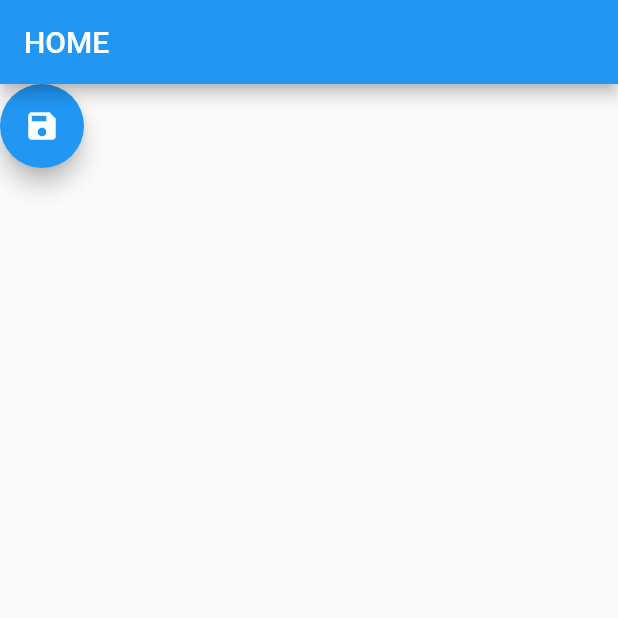
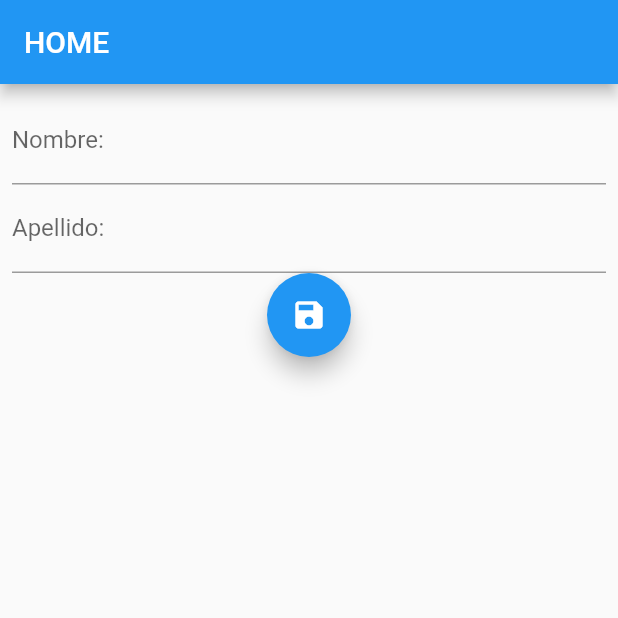
Before and after one commit to 1NE0/practicaFlutter, a Flutter app: the screen it shows after launch, on a phone screen of 412 x 824 dp, the top half of it. Run offline on Flutter 3.47's test engine with Material 2 defaults, Android fonts, the phone set to English and light mode, and no system bars.

Commit message:
agregando formularios con controladores

```diff
--- a/lib/screens/home.dart
+++ b/lib/screens/home.dart
@@ -1,8 +1,16 @@
 import 'package:flutter/material.dart';
 import 'package:myapp/screens/second_page.dart';
 
-class home extends StatelessWidget {
+class home extends StatefulWidget {
   const home({Key? key}) : super(key: key);
+
+  @override
+  _homeState createState() => _homeState();
+}
+
+class _homeState extends State<home> {
+  var nameTextController = TextEditingController();
+  var lastNameTextController = TextEditingController();
 
   @override
   Widget build(BuildContext context) {
@@ -10,14 +18,31 @@ class home extends StatelessWidget {
       appBar: AppBar(
         title: Text("HOME"),
       ),
-      body: FloatingActionButton(
+      body: Padding(
+        padding: const EdgeInsets.all(8.0),
+        child: Column(
+          children: [
+            TextField(
+              decoration: InputDecoration(labelText: "Nombre:"),
+              controller: nameTextController,
+            ),
+            TextField(
+              decoration: InputDecoration(labelText: "Apellido:"),
+              controller: lastNameTextController,
+            ),
+            Align(
+              alignment: Alignment.center,
+              child: FloatingActionButton(
                 onPressed: () {
                   _showSecondPage(context);
                 },
                 child: Icon(Icons.save),
               ),
+            )
+          ],
+        ),
+      ),
     );
-  }
   }
 
   void _showSecondPage(BuildContext context) {
@@ -28,6 +53,24 @@ void _showSecondPage(BuildContext context) {
  */
     Navigator.of(context).pushNamed(
       "/second",
-    arguments: SecondPageArguments("DIANA", "OVIEDO"),
+      arguments: SecondPageArguments(
+          nameTextController.text, lastNameTextController.text),
     );
   }
+
+  @override
+  void initState() {
+    // TODO: implement initState
+    super.initState();
+    nameTextController = TextEditingController();
+    lastNameTextController = TextEditingController();
+  }
+
+  @override
+  void dispose() {
+    // TODO: implement dispose
+    super.dispose();
+    nameTextController.dispose();
+    lastNameTextController.dispose();
+  }
+}
```
Lines whose indentation alone changed are shown as unchanged.
